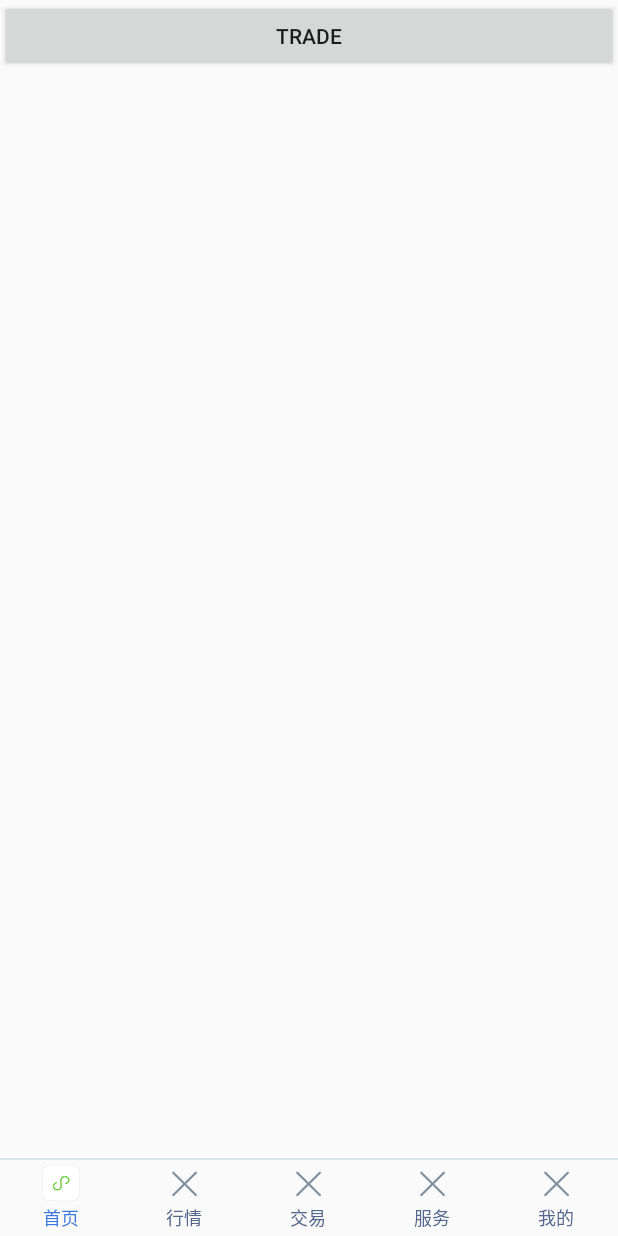
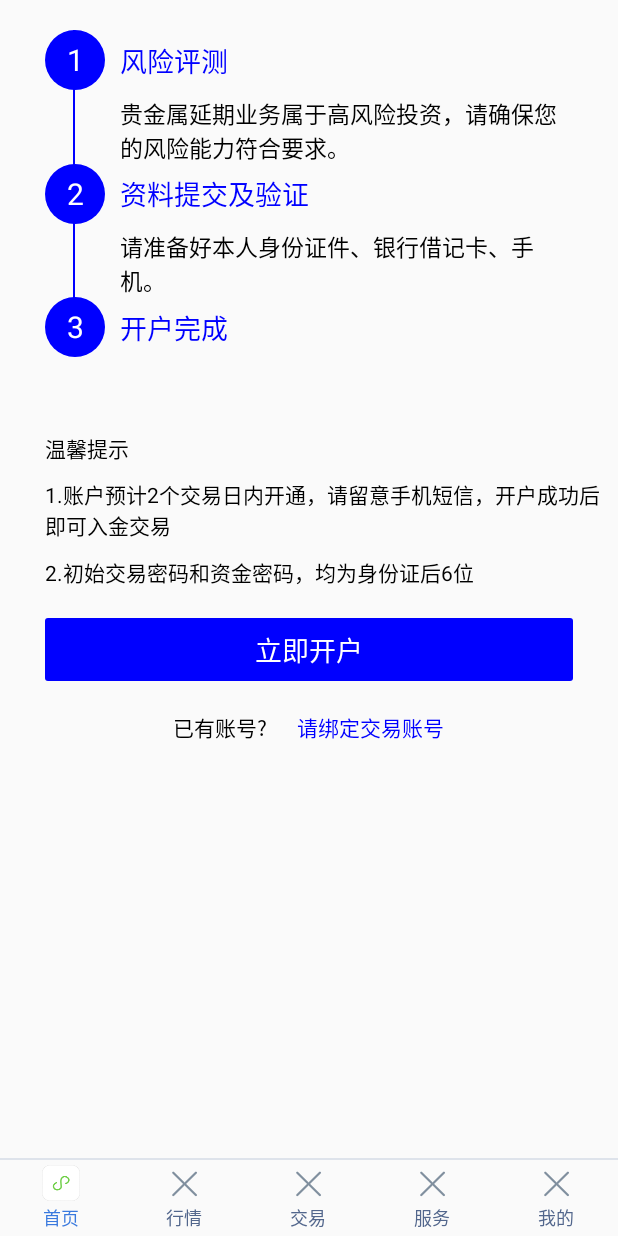
Before and after one commit to uniapp10/DrawCorners, an Android app: the fragment TradeFragment placed in its activity, on a phone screen of 412 x 824 dp. Run offline under Robolectric (Android 15) with nearby library versions, the phone set to English and light mode, and no system bars; our stand-ins replace CircleImageView, Picasso; pictures from the network do not load.

Commit message:
添加交易的开户界面

```diff
--- a/app/src/main/java/Fragments/TradeFragment.java
+++ b/app/src/main/java/Fragments/TradeFragment.java
@@ -18,6 +18,7 @@ public class TradeFragment extends Fragment {
     @Override
     public View onCreateView(LayoutInflater inflater, @Nullable ViewGroup container, @Nullable Bundle savedInstanceState) {
         View view = inflater.inflate(R.layout.trade_fragment, container, false);
+
         return view;
     }
 }
--- /dev/null
+++ b/app/src/main/java/customViews/TradeInitialView.java
@@ -0,0 +1,54 @@
+package customViews;
+
+import android.content.Context;
+import android.support.annotation.Nullable;
+import android.support.v7.widget.LinearLayoutManager;
+import android.util.AttributeSet;
+import android.view.LayoutInflater;
+import android.view.View;
+import android.widget.LinearLayout;
+import android.widget.TextView;
+import android.widget.Toast;
+
+import com.example.zhudongdong.drawcorners.R;
+
+/**
+ * Created by zhudongdong on 2018/6/11.
+ */
+
+public class TradeInitialView extends LinearLayout implements View.OnClickListener {
+    public TradeInitialView(Context context) {
+        this(context, null);
+    }
+
+    public TradeInitialView(Context context, @Nullable AttributeSet attrs) {
+        super(context, attrs);
+        initView();
+    }
+
+    private void initView() {
+        View v = LayoutInflater.from(getContext()).inflate(R.layout.trade_initial_view, this,false);
+        addView(v);
+        TextView tv_kaihu = v.findViewById(R.id.tv_kaihu);
+        TextView tv_binding= v.findViewById(R.id.tv_binding);
+        tv_kaihu.setOnClickListener(this);
+        tv_binding.setOnClickListener(this);
+    }
+
+    @Override
+    public void onClick(View v) {
+        int vId = v.getId();
+        switch (vId){
+            case R.id.tv_kaihu:{
+                Toast.makeText(getContext(), "点击开户", Toast.LENGTH_SHORT).show();
+            }
+            break;
+            case R.id.tv_binding:{
+                Toast.makeText(getContext(), "点击绑定", Toast.LENGTH_SHORT).show();
+            }
+            break;
+            default:
+                break;
+        }
+    }
+}
--- /dev/null
+++ b/app/src/main/res/drawable/trade_button_bg.xml
@@ -0,0 +1,10 @@
+<?xml version="1.0" encoding="utf-8"?>
+<selector xmlns:android="http://schemas.android.com/apk/res/android">
+    <item>
+        <shape android:shape="rectangle">
+            <corners android:topRightRadius="2dp" android:topLeftRadius="2dp"
+                android:bottomLeftRadius="2dp" android:bottomRightRadius="2dp"/>
+            <solid android:color="@color/txtBlue"/>
+        </shape>
+    </item>
+</selector>
--- /dev/null
+++ b/app/src/main/res/drawable/trade_initial_view_bg.xml
@@ -0,0 +1,4 @@
+<?xml version="1.0" encoding="utf-8"?>
+<shape xmlns:android="http://schemas.android.com/apk/res/android" android:shape="oval">
+    <solid android:color="@color/txtBlue"/>
+</shape>
--- a/app/src/main/res/layout/trade_fragment.xml
+++ b/app/src/main/res/layout/trade_fragment.xml
@@ -1,9 +1,10 @@
 <?xml version="1.0" encoding="utf-8"?>
 <LinearLayout xmlns:android="http://schemas.android.com/apk/res/android"
-    android:orientation="vertical" android:layout_width="match_parent"
-    android:layout_height="match_parent">
-    <Button
+    android:layout_width="match_parent"
+    android:layout_height="match_parent"
+    android:orientation="vertical">
+
+    <customViews.TradeInitialView
         android:layout_width="match_parent"
-        android:layout_height="wrap_content"
-        android:text="Trade"/>
+        android:layout_height="wrap_content" />
 </LinearLayout>
--- /dev/null
+++ b/app/src/main/res/layout/trade_initial_view.xml
@@ -0,0 +1,193 @@
+<?xml version="1.0" encoding="utf-8"?>
+
+<LinearLayout xmlns:android="http://schemas.android.com/apk/res/android"
+    xmlns:app="http://schemas.android.com/apk/res-auto"
+    android:layout_width="match_parent"
+    android:layout_height="match_parent"
+    android:orientation="vertical">
+    <android.support.constraint.ConstraintLayout
+        android:layout_width="match_parent"
+        android:layout_height="wrap_content"
+        android:layout_marginTop="20dp">
+
+        <TextView
+            android:id="@+id/v_line_left1"
+            android:layout_height="0dp"
+            android:layout_width="1dp"
+            android:layout_marginRight="20dp"
+            android:background="@color/txtBlue"
+            app:layout_constraintBottom_toBottomOf="@+id/tv_content_title_3"
+            app:layout_constraintRight_toRightOf="@id/tv_top_title_number"
+            app:layout_constraintTop_toTopOf="parent" />
+
+        <TextView
+            android:id="@+id/tv_top_title_number"
+            android:layout_width="40dp"
+            android:layout_height="40dp"
+            android:layout_marginLeft="30dp"
+            android:background="@drawable/trade_initial_view_bg"
+            android:text="1"
+            android:gravity="center"
+            android:textColor="@color/txtWhite"
+            android:textSize="20sp"
+            app:layout_constraintLeft_toLeftOf="parent" />
+
+        <TextView
+            android:id="@+id/tv_content_title_1"
+            android:layout_width="0dp"
+            android:layout_height="wrap_content"
+            android:layout_marginLeft="10dp"
+            android:layout_marginRight="20dp"
+            android:text="风险评测"
+            android:textAlignment="textStart"
+            android:textColor="@color/txtBlue"
+            android:textSize="18sp"
+            app:layout_constraintBottom_toBottomOf="@+id/tv_top_title_number"
+            app:layout_constraintLeft_toRightOf="@+id/tv_top_title_number"
+            app:layout_constraintRight_toRightOf="parent"
+            app:layout_constraintTop_toTopOf="@+id/tv_top_title_number" />
+
+        <TextView
+            android:id="@+id/tv_content_1"
+            android:layout_width="0dp"
+            android:layout_height="wrap_content"
+            android:layout_marginRight="30dp"
+            android:layout_marginTop="10dp"
+            android:text="贵金属延期业务属于高风险投资，请确保您的风险能力符合要求。"
+            android:textAlignment="textStart"
+            android:textColor="@color/txtBlack"
+            android:textSize="15sp"
+            app:layout_constraintHorizontal_bias="0.0"
+            app:layout_constraintLeft_toLeftOf="@+id/tv_content_title_1"
+            app:layout_constraintRight_toRightOf="parent"
+            app:layout_constraintTop_toBottomOf="@+id/tv_content_title_1" />
+
+        <TextView
+            android:id="@+id/tv_top_title_number2"
+            android:layout_width="40dp"
+            android:layout_height="40dp"
+            android:layout_marginLeft="30dp"
+            android:background="@drawable/trade_initial_view_bg"
+            android:text="2"
+            android:gravity="center"
+            android:textColor="@color/txtWhite"
+            android:textSize="20sp"
+            app:layout_constraintLeft_toLeftOf="parent"
+            app:layout_constraintTop_toBottomOf="@+id/tv_content_1"/>
+
+        <TextView
+            android:id="@+id/tv_content_title_2"
+            android:layout_width="0dp"
+            android:layout_height="wrap_content"
+            android:layout_marginLeft="10dp"
+            android:layout_marginRight="20dp"
+            android:text="资料提交及验证"
+            android:textAlignment="textStart"
+            android:textColor="@color/txtBlue"
+            android:textSize="18sp"
+            app:layout_constraintBottom_toBottomOf="@+id/tv_top_title_number2"
+            app:layout_constraintLeft_toRightOf="@+id/tv_top_title_number2"
+            app:layout_constraintRight_toRightOf="parent"
+            app:layout_constraintTop_toTopOf="@+id/tv_top_title_number2" />
+
+        <TextView
+            android:id="@+id/tv_content_2"
+            android:layout_width="0dp"
+            android:layout_height="wrap_content"
+            android:layout_marginRight="30dp"
+            android:layout_marginTop="10dp"
+            android:text="请准备好本人身份证件、银行借记卡、手机。"
+            android:textAlignment="textStart"
+            android:textColor="@color/txtBlack"
+            android:textSize="15sp"
+            app:layout_constraintHorizontal_bias="0.0"
+            app:layout_constraintLeft_toLeftOf="@+id/tv_content_title_2"
+            app:layout_constraintRight_toRightOf="parent"
+            app:layout_constraintTop_toBottomOf="@+id/tv_content_title_2" />
+
+        <TextView
+            android:id="@+id/tv_top_title_number3"
+            android:layout_width="40dp"
+            android:layout_height="40dp"
+            android:layout_marginLeft="30dp"
+            android:background="@drawable/trade_initial_view_bg"
+            android:text="3"
+            android:gravity="center"
+            android:textColor="@color/txtWhite"
+            android:textSize="20sp"
+            app:layout_constraintLeft_toLeftOf="parent"
+            app:layout_constraintTop_toBottomOf="@+id/tv_content_2"/>
+
+        <TextView
+            android:id="@+id/tv_content_title_3"
+            android:layout_width="0dp"
+            android:layout_height="wrap_content"
+            android:layout_marginLeft="10dp"
+            android:layout_marginRight="20dp"
+            android:text="开户完成"
+            android:textAlignment="textStart"
+            android:textColor="@color/txtBlue"
+            android:textSize="18sp"
+            app:layout_constraintBottom_toBottomOf="@+id/tv_top_title_number3"
+            app:layout_constraintLeft_toRightOf="@+id/tv_top_title_number3"
+            app:layout_constraintRight_toRightOf="parent"
+            app:layout_constraintTop_toTopOf="@+id/tv_top_title_number3" />
+    </android.support.constraint.ConstraintLayout>
+
+    <TextView
+        android:layout_width="wrap_content"
+        android:layout_height="wrap_content"
+        android:text="温馨提示"
+        android:layout_marginLeft="30dp"
+        android:layout_marginTop="50dp"
+        android:textColor="@color/txtBlack"/>
+
+    <TextView
+        android:layout_width="wrap_content"
+        android:layout_height="wrap_content"
+        android:text="1.账户预计2个交易日内开通，请留意手机短信，开户成功后即可入金交易"
+        android:layout_marginLeft="30dp"
+        android:layout_marginTop="10dp"
+        android:textColor="@color/txtBlack"/>
+    <TextView
+        android:layout_width="wrap_content"
+        android:layout_height="wrap_content"
+        android:text="2.初始交易密码和资金密码，均为身份证后6位"
+        android:layout_marginLeft="30dp"
+        android:layout_marginTop="10dp"
+        android:textColor="@color/txtBlack"/>
+
+    <TextView
+        android:id="@+id/tv_kaihu"
+        android:layout_marginLeft="30dp"
+        android:layout_marginRight="30dp"
+        android:layout_width="match_parent"
+        android:layout_height="42dp"
+        android:layout_gravity="center"
+        android:layout_marginTop="20dp"
+        android:text="立即开户"
+        android:textColor="@color/txtWhite"
+        android:gravity="center"
+        android:background="@drawable/trade_button_bg"
+        android:textSize="18dp"/>
+
+    <LinearLayout
+        android:layout_width="match_parent"
+        android:layout_height="wrap_content"
+        android:layout_marginTop="20dp"
+        android:orientation="horizontal"
+        android:gravity="center">
+        <TextView
+            android:layout_width="wrap_content"
+            android:layout_height="match_parent"
+            android:text="已有账号?"
+            android:textColor="@color/txtBlack"/>
+        <TextView
+            android:id="@+id/tv_binding"
+            android:layout_width="wrap_content"
+            android:layout_height="match_parent"
+            android:text="请绑定交易账号"
+            android:layout_marginLeft="20dp"
+            android:textColor="@color/txtBlue"/>
+    </LinearLayout>
+</LinearLayout>
```
